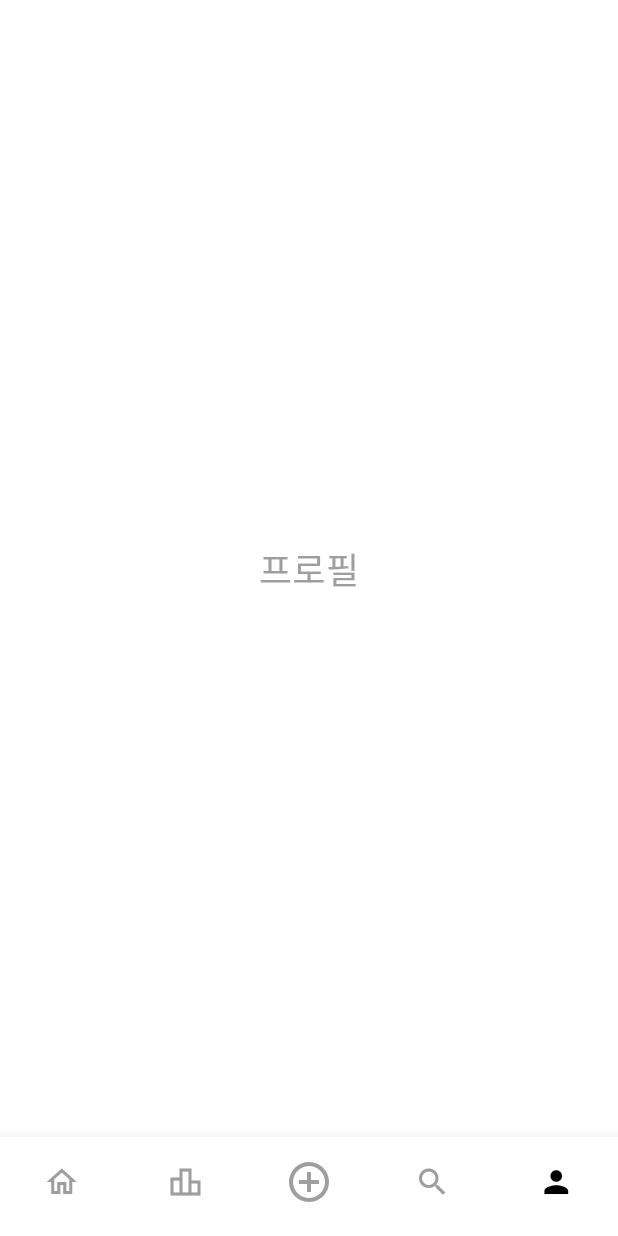
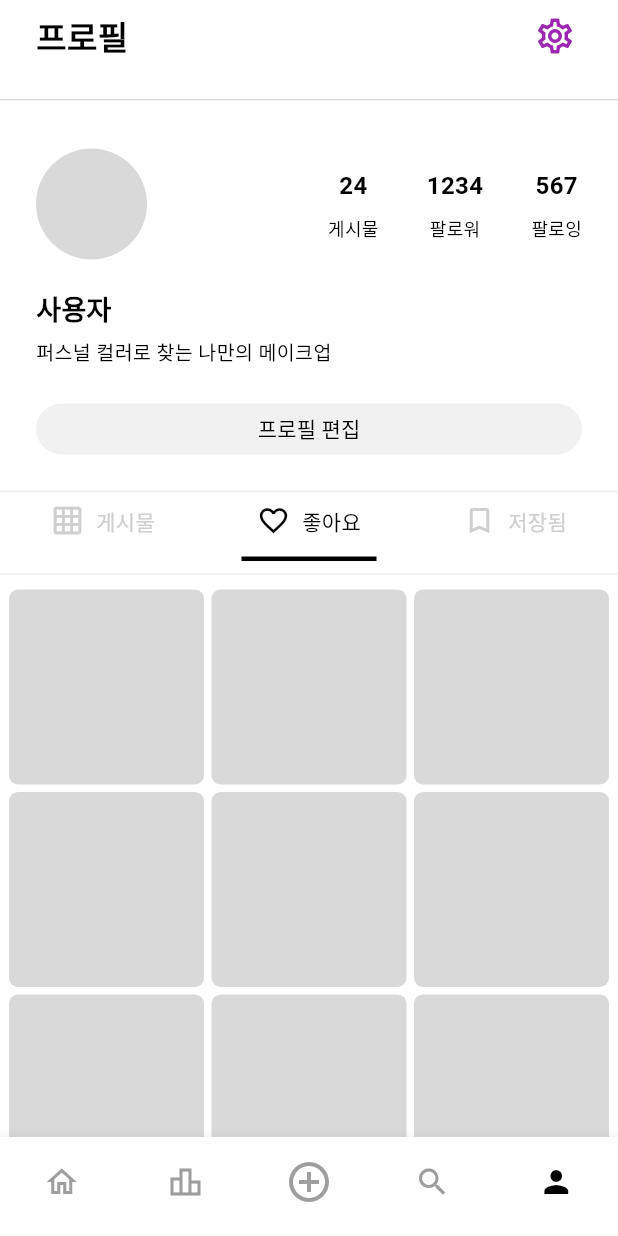
Before and after one commit to App-Legend/HUR, a Flutter app: the screen it shows after launch, item 5 of the bottom bar chosen, on a phone screen of 412 x 824 dp. Run offline on Flutter 3.47's test engine with Material 3 defaults, Android fonts, the phone set to English and light mode, and no system bars.

Commit message:
프로필,업로드,검색기능 초안
Co-authored-by: Copilot <copilot@github.com>

```diff
--- a/Frontend/hur_app/lib/ui/pages/main_page.dart
+++ b/Frontend/hur_app/lib/ui/pages/main_page.dart
@@ -1,5 +1,8 @@
 import 'package:flutter/material.dart';
+import 'package:hur_app/ui/pages/profile/profile_page.dart';
 import 'package:hur_app/ui/pages/ranking/ranking_page.dart';
+import 'package:hur_app/ui/pages/search/search_page.dart';
+import 'package:hur_app/ui/pages/upload/upload_page.dart';
 
 import '../common/navigation/bottom_nav.dart';
 import 'home/home_page.dart';
@@ -17,9 +20,9 @@ class _MainPageState extends State<MainPage> {
   final List<Widget> _pages = [
     const HomePage(),
     const RankingPage(),
-    const _PlaceholderPage(label: '업로드'),
-    const _PlaceholderPage(label: '검색'),
-    const _PlaceholderPage(label: '프로필'),
+    const UploadPage(),
+    const SearchPage(),
+    const ProfilePage(),
   ];
 
   @override
--- /dev/null
+++ b/Frontend/hur_app/lib/ui/pages/profile/profile_page.dart
@@ -0,0 +1,251 @@
+import 'package:flutter/material.dart';
+
+class ProfilePage extends StatelessWidget {
+  const ProfilePage({super.key});
+
+  @override
+  Widget build(BuildContext context) {
+    final posts = List.generate(9, (index) => index);
+
+    return Scaffold(
+      backgroundColor: Colors.white,
+      body: SafeArea(
+        child: Column(
+          children: [
+            // 상단 헤더
+            Padding(
+              padding: const EdgeInsets.fromLTRB(24, 0, 18, 18),
+              child: Row(
+                mainAxisAlignment: MainAxisAlignment.spaceBetween,
+                children: [
+                  const Text(
+                    '프로필',
+                    style: TextStyle(
+                      fontSize: 22,
+                      fontWeight: FontWeight.bold,
+                      color: Colors.black,
+                    ),
+                  ),
+                  IconButton(
+                    onPressed: () {},
+                    icon: const Icon(
+                      Icons.settings_outlined,
+                      color: Colors.purple,
+                      size: 28,
+                    ),
+                  ),
+                ],
+              ),
+            ),
+
+            Container(height: 1, color: const Color(0xffdddddd)),
+
+            const SizedBox(height: 32),
+
+            Padding(
+              padding: const EdgeInsets.symmetric(horizontal: 24),
+              child: Row(
+                children: [
+                  Container(
+                    width: 74,
+                    height: 74,
+                    decoration: const BoxDecoration(
+                      color: Color(0xffd9d9d9),
+                      shape: BoxShape.circle,
+                    ),
+                  ),
+
+                  const Spacer(),
+
+                  const _ProfileCount(number: '24', label: '게시물'),
+                  const SizedBox(width: 32),
+                  const _ProfileCount(number: '1234', label: '팔로워'),
+                  const SizedBox(width: 32),
+                  const _ProfileCount(number: '567', label: '팔로잉'),
+                ],
+              ),
+            ),
+
+            const SizedBox(height: 20),
+
+            const Padding(
+              padding: EdgeInsets.symmetric(horizontal: 24),
+              child: Align(
+                alignment: Alignment.centerLeft,
+                child: Text(
+                  '사용자',
+                  style: TextStyle(
+                    fontSize: 18,
+                    color: Colors.black,
+                    fontWeight: FontWeight.bold,
+                  ),
+                ),
+              ),
+            ),
+
+            const SizedBox(height: 6),
+
+            const Padding(
+              padding: EdgeInsets.symmetric(horizontal: 24),
+              child: Align(
+                alignment: Alignment.centerLeft,
+                child: Text(
+                  '퍼스널 컬러로 찾는 나만의 메이크업',
+                  style: TextStyle(fontSize: 13, color: Colors.black),
+                ),
+              ),
+            ),
+
+            const SizedBox(height: 24),
+
+            Padding(
+              padding: const EdgeInsets.symmetric(horizontal: 24),
+              child: SizedBox(
+                width: double.infinity,
+                height: 34,
+                child: ElevatedButton(
+                  onPressed: () {},
+                  style: ElevatedButton.styleFrom(
+                    elevation: 0,
+                    backgroundColor: const Color(0xfff1f1f1),
+                    foregroundColor: Colors.black,
+                    shape: RoundedRectangleBorder(
+                      borderRadius: BorderRadius.circular(18),
+                    ),
+                  ),
+                  child: const Text('프로필 편집'),
+                ),
+              ),
+            ),
+
+            const SizedBox(height: 24),
+
+            Container(height: 1, color: const Color(0xffeeeeee)),
+
+            Row(
+              children: const [
+                Expanded(
+                  child: _ProfileTab(
+                    icon: Icons.grid_on_outlined,
+                    text: '게시물',
+                    selected: false,
+                  ),
+                ),
+                Expanded(
+                  child: _ProfileTab(
+                    icon: Icons.favorite_border,
+                    text: '좋아요',
+                    selected: true,
+                  ),
+                ),
+                Expanded(
+                  child: _ProfileTab(
+                    icon: Icons.bookmark_border,
+                    text: '저장됨',
+                    selected: false,
+                  ),
+                ),
+              ],
+            ),
+
+            Container(height: 1, color: const Color(0xffeeeeee)),
+
+            Expanded(
+              child: GridView.builder(
+                padding: const EdgeInsets.fromLTRB(6, 10, 6, 0),
+                itemCount: posts.length,
+                gridDelegate: const SliverGridDelegateWithFixedCrossAxisCount(
+                  crossAxisCount: 3,
+                  mainAxisSpacing: 5,
+                  crossAxisSpacing: 5,
+                  childAspectRatio: 1,
+                ),
+                itemBuilder: (context, index) {
+                  return Container(
+                    decoration: BoxDecoration(
+                      color: const Color(0xffd9d9d9),
+                      borderRadius: BorderRadius.circular(6),
+                    ),
+                  );
+                },
+              ),
+            ),
+          ],
+        ),
+      ),
+    );
+  }
+}
+
+class _ProfileCount extends StatelessWidget {
+  final String number;
+  final String label;
+
+  const _ProfileCount({required this.number, required this.label});
+
+  @override
+  Widget build(BuildContext context) {
+    return Column(
+      children: [
+        Text(
+          number,
+          style: const TextStyle(
+            fontSize: 16,
+            color: Colors.black,
+            fontWeight: FontWeight.bold,
+          ),
+        ),
+        const SizedBox(height: 8),
+        Text(label, style: const TextStyle(fontSize: 12, color: Colors.black)),
+      ],
+    );
+  }
+}
+
+class _ProfileTab extends StatelessWidget {
+  final IconData icon;
+  final String text;
+  final bool selected;
+
+  const _ProfileTab({
+    required this.icon,
+    required this.text,
+    required this.selected,
+  });
+
+  @override
+  Widget build(BuildContext context) {
+    return SizedBox(
+      height: 54,
+      child: Column(
+        mainAxisAlignment: MainAxisAlignment.center,
+        children: [
+          Row(
+            mainAxisAlignment: MainAxisAlignment.center,
+            children: [
+              Icon(
+                icon,
+                size: 22,
+                color: selected ? Colors.black : const Color(0xffcfcfcf),
+              ),
+              const SizedBox(width: 8),
+              Text(
+                text,
+                style: TextStyle(
+                  fontSize: 14,
+                  color: selected ? Colors.black : const Color(0xffcfcfcf),
+                ),
+              ),
+            ],
+          ),
+          const SizedBox(height: 13),
+          Container(
+            height: 3,
+            width: 90,
+            color: selected ? Colors.black : Colors.transparent,
+          ),
+        ],
+      ),
+    );
+  }
+}
--- a/Frontend/hur_app/lib/ui/pages/ranking/ranking_page.dart
+++ b/Frontend/hur_app/lib/ui/pages/ranking/ranking_page.dart
@@ -21,7 +21,7 @@ class RankingPage extends StatelessWidget {
           crossAxisAlignment: CrossAxisAlignment.start,
           children: [
             const Padding(
-              padding: EdgeInsets.fromLTRB(16, 5, 16, 12),
+              padding: EdgeInsets.fromLTRB(16, 15, 16, 12),
               child: Column(
                 crossAxisAlignment: CrossAxisAlignment.start,
                 children: [
@@ -61,7 +61,7 @@ class RankingPage extends StatelessWidget {
             ),
 
             const Padding(
-              padding: EdgeInsets.fromLTRB(16, 18, 16, 10),
+              padding: EdgeInsets.fromLTRB(16, 5, 16, 10),
               child: Text(
                 'TOP3',
                 style: TextStyle(
```
Also changed, not shown: Frontend/hur_app/lib/ui/pages/search/search_page.dart (added, +228 -0 lines), Frontend/hur_app/lib/ui/pages/search_page.dart (deleted, +0 -15 lines), Frontend/hur_app/lib/ui/pages/upload/upload_page.dart (added, +145 -0 lines), Frontend/hur_app/lib/ui/pages/upload_page.dart (deleted, +0 -10 lines), Frontend/hur_app/lib/ui/pages/profile_page.dart (deleted).
